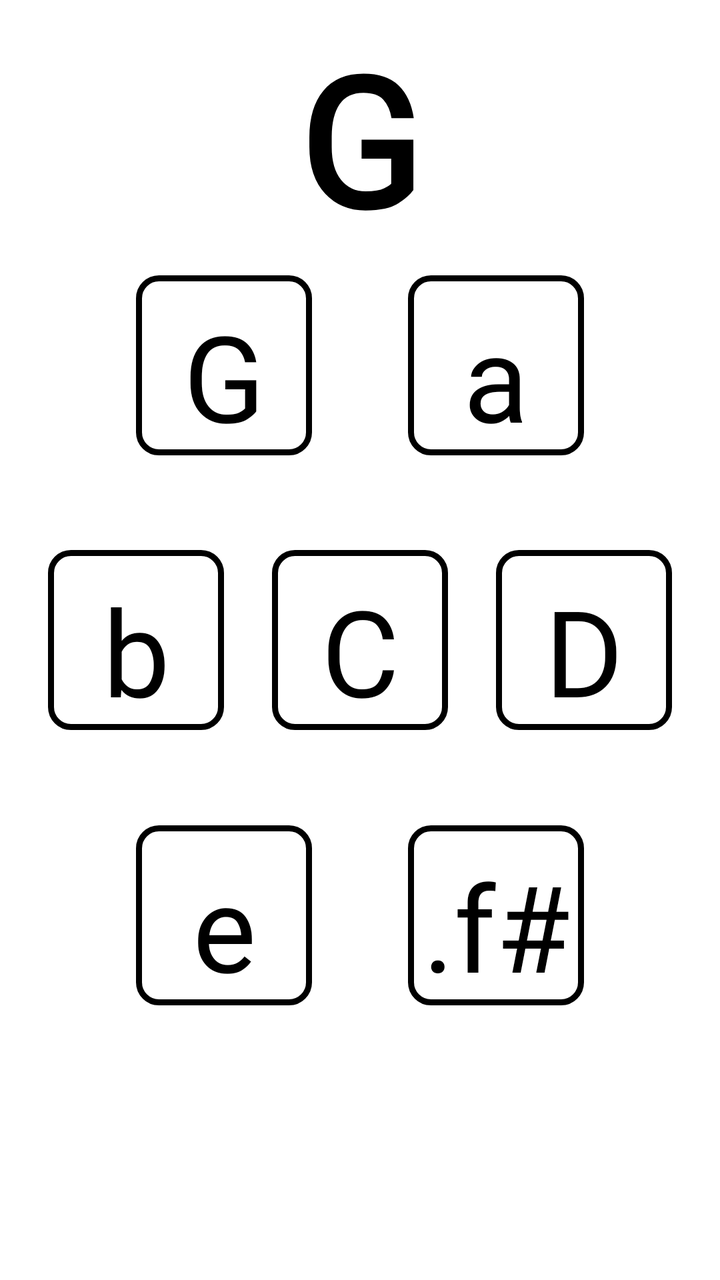
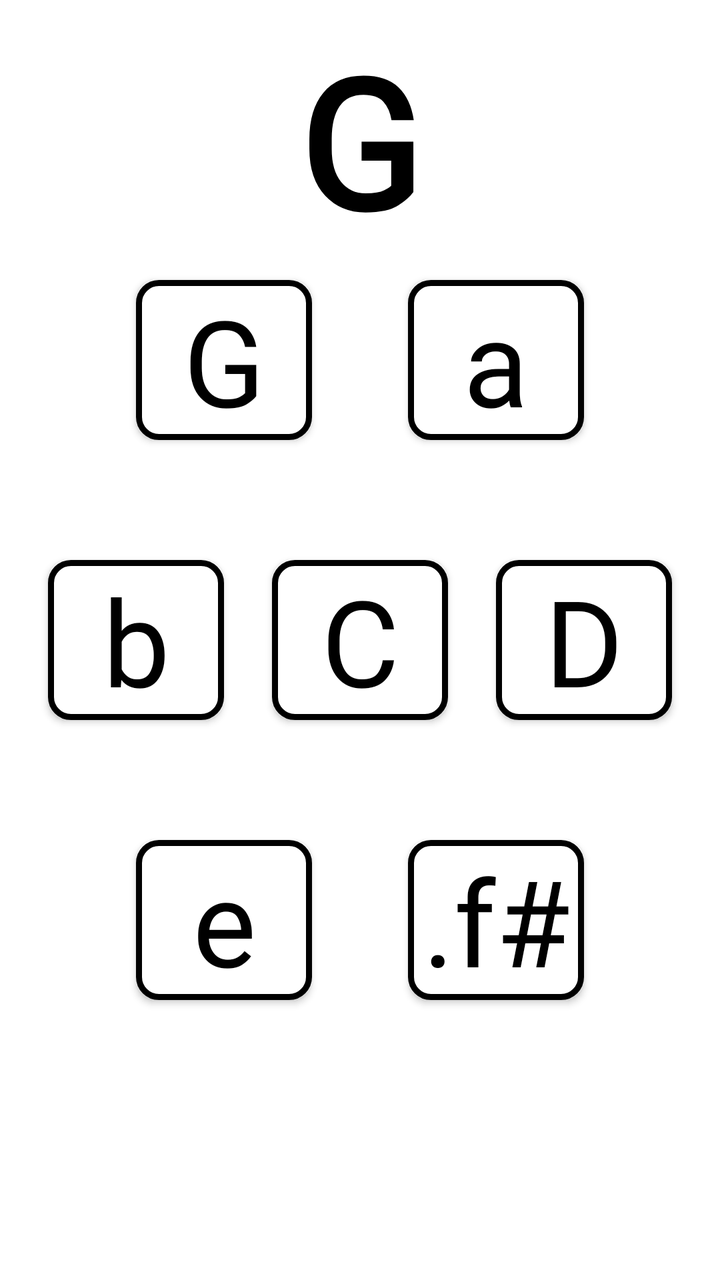

Two renders of the same Android screen: before a commit and after it. Below are the layout's source before the change and the commit's diff.
<!-- AndroidManifest.xml: application theme AppTheme -->
<!-- res/layout/activity_maj_g.xml -->
<?xml version="1.0" encoding="utf-8"?>
<androidx.constraintlayout.widget.ConstraintLayout xmlns:android="http://schemas.android.com/apk/res/android"
    xmlns:app="http://schemas.android.com/apk/res-auto"
    xmlns:tools="http://schemas.android.com/tools"
    android:layout_width="match_parent"
    android:layout_height="match_parent"
    android:background="#ffffff"
    android:orientation="vertical"
    tools:context=".maj_g">


    <TextView
        android:id="@+id/maj_g_label"
        android:layout_width="wrap_content"
        android:layout_height="wrap_content"
        android:fontFamily="@font/intut"
        android:text="@string/M_g"
        android:textColor="#000000"
        android:textSize="90sp"
        android:textStyle="bold"
        app:layout_constraintBottom_toTopOf="@+id/g"
        app:layout_constraintEnd_toEndOf="@+id/a"
        app:layout_constraintStart_toStartOf="@+id/g"
        app:layout_constraintTop_toTopOf="parent"
        tools:ignore="MissingConstraints" />

    <Button
        android:id="@+id/g"
        android:layout_width="wrap_content"
        android:layout_height="wrap_content"
        android:background="@drawable/main_theme"
        android:fontFamily="@font/intut"
        android:text="@string/MG_g"
        android:textAllCaps="false"
        android:textColor="#000000"
        android:textSize="60sp"
        app:layout_constraintBottom_toBottomOf="@+id/b"
        app:layout_constraintEnd_toEndOf="@+id/c"
        app:layout_constraintStart_toStartOf="parent"
        app:layout_constraintTop_toTopOf="parent"
        tools:ignore="MissingConstraints" />

    <Button
        android:id="@+id/a"
        android:layout_width="wrap_content"
        android:layout_height="wrap_content"
        android:background="@drawable/main_theme"
        android:fontFamily="@font/intut"
        android:text="@string/MG_a"
        android:textAllCaps="false"
        android:textColor="#000000"
        android:textSize="60sp"
        app:layout_constraintBottom_toBottomOf="@+id/d"
        app:layout_constraintEnd_toEndOf="parent"
        app:layout_constraintStart_toStartOf="@+id/c"
        app:layout_constraintTop_toTopOf="parent"
        tools:ignore="MissingConstraints" />

    <Button
        android:id="@+id/b"
        android:layout_width="wrap_content"
        android:layout_height="wrap_content"
        android:background="@drawable/main_theme"
        android:fontFamily="@font/intut"
        android:text="@string/MG_b"
        android:textAllCaps="false"
        android:textColor="#000000"
        android:textSize="60sp"
        app:layout_constraintBottom_toBottomOf="parent"
        app:layout_constraintEnd_toStartOf="@+id/c"
        app:layout_constraintStart_toStartOf="parent"
        app:layout_constraintTop_toTopOf="parent"
        tools:ignore="MissingConstraints" />

    <Button
        android:id="@+id/c"
        android:layout_width="wrap_content"
        android:layout_height="wrap_content"
        android:background="@drawable/main_theme"
        android:fontFamily="@font/intut"
        android:text="@string/MG_c"
        android:textAllCaps="false"
        android:textColor="#000000"
        android:textSize="60sp"
        app:layout_constraintBottom_toBottomOf="parent"
        app:layout_constraintEnd_toEndOf="parent"
        app:layout_constraintStart_toStartOf="parent"
        app:layout_constraintTop_toTopOf="parent"
        tools:ignore="MissingConstraints" />

    <Button
        android:id="@+id/d"
        android:layout_width="wrap_content"
        android:layout_height="wrap_content"
        android:background="@drawable/main_theme"
        android:fontFamily="@font/intut"
        android:text="@string/MG_d"
        android:textAllCaps="false"
        android:textColor="#000000"
        android:textSize="60sp"
        app:layout_constraintBottom_toBottomOf="parent"
        app:layout_constraintEnd_toEndOf="parent"
        app:layout_constraintStart_toEndOf="@+id/c"
        app:layout_constraintTop_toTopOf="parent"
        tools:ignore="MissingConstraints" />

    <Button
        android:id="@+id/e"
        android:layout_width="wrap_content"
        android:layout_height="wrap_content"
        android:background="@drawable/main_theme"
        android:fontFamily="@font/intut"
        android:text="@string/MG_e"
        android:textAllCaps="false"
        android:textColor="#000000"
        android:textSize="60sp"
        app:layout_constraintBottom_toBottomOf="parent"
        app:layout_constraintEnd_toEndOf="@+id/c"
        app:layout_constraintStart_toStartOf="parent"
        app:layout_constraintTop_toTopOf="@+id/c"
        tools:ignore="MissingConstraints" />

    <Button
        android:id="@+id/fs"
        android:layout_width="wrap_content"
        android:layout_height="wrap_content"
        android:background="@drawable/main_theme"
        android:fontFamily="@font/intut"
        android:text="@string/MG_fFs"
        android:textAllCaps="false"
        android:textColor="#000000"
        android:textSize="60sp"
        app:layout_constraintBottom_toBottomOf="parent"
        app:layout_constraintEnd_toEndOf="parent"
        app:layout_constraintStart_toStartOf="@+id/c"
        app:layout_constraintTop_toTopOf="@+id/c"
        tools:ignore="MissingConstraints" />


</androidx.constraintlayout.widget.ConstraintLayout>
<!-- resources referenced by this layout -->
<resources>
  <!-- drawable main_theme (drawable) -->
  <?xml version="1.0" encoding="utf-8"?>
  <shape xmlns:android="http://schemas.android.com/apk/res/android" android:shape="rectangle" >
      <corners
          android:radius="10dp"
          />
  
      <stroke
          android:width="3dp"
          android:color="#000000"
          />
      <padding
          android:left="0dp"
          android:top="10dp"
          android:right="0dp"
          android:bottom="0dp"
          />
  </shape>
  <string name="MG_a">a</string>
  <string name="MG_b">b</string>
  <string name="MG_c">C</string>
  <string name="MG_d">D</string>
  <string name="MG_e">e</string>
  <string name="MG_fFs">.f#</string>
  <string name="MG_g">G</string>
  <string name="M_g">G</string>
  <style name="AppTheme" parent="Theme.AppCompat.NoActionBar">
          
          <item name="colorPrimary">#000000</item>
          <item name="colorPrimaryDark">#000000</item>
          <item name="colorAccent">#000000</item>
      </style>
</resources>

<!-- the commit's change to res/layout/activity_maj_g.xml (unified diff, before → after) -->
@@ -28,7 +28,7 @@
         android:id="@+id/g"
         android:layout_width="wrap_content"
         android:layout_height="wrap_content"
-        android:background="@drawable/main_theme"
+        android:background="@drawable/btn_unified_selector"
         android:fontFamily="@font/intut"
         android:text="@string/MG_g"
         android:textAllCaps="false"
@@ -44,7 +44,7 @@
         android:id="@+id/a"
         android:layout_width="wrap_content"
         android:layout_height="wrap_content"
-        android:background="@drawable/main_theme"
+        android:background="@drawable/btn_unified_selector"
         android:fontFamily="@font/intut"
         android:text="@string/MG_a"
         android:textAllCaps="false"
@@ -60,7 +60,7 @@
         android:id="@+id/b"
         android:layout_width="wrap_content"
         android:layout_height="wrap_content"
-        android:background="@drawable/main_theme"
+        android:background="@drawable/btn_unified_selector"
         android:fontFamily="@font/intut"
         android:text="@string/MG_b"
         android:textAllCaps="false"
@@ -76,7 +76,7 @@
         android:id="@+id/c"
         android:layout_width="wrap_content"
         android:layout_height="wrap_content"
-        android:background="@drawable/main_theme"
+        android:background="@drawable/btn_unified_selector"
         android:fontFamily="@font/intut"
         android:text="@string/MG_c"
         android:textAllCaps="false"
@@ -92,7 +92,7 @@
         android:id="@+id/d"
         android:layout_width="wrap_content"
         android:layout_height="wrap_content"
-        android:background="@drawable/main_theme"
+        android:background="@drawable/btn_unified_selector"
         android:fontFamily="@font/intut"
         android:text="@string/MG_d"
         android:textAllCaps="false"
@@ -108,7 +108,7 @@
         android:id="@+id/e"
         android:layout_width="wrap_content"
         android:layout_height="wrap_content"
-        android:background="@drawable/main_theme"
+        android:background="@drawable/btn_unified_selector"
         android:fontFamily="@font/intut"
         android:text="@string/MG_e"
         android:textAllCaps="false"
@@ -124,7 +124,7 @@
         android:id="@+id/fs"
         android:layout_width="wrap_content"
         android:layout_height="wrap_content"
-        android:background="@drawable/main_theme"
+        android:background="@drawable/btn_unified_selector"
         android:fontFamily="@font/intut"
         android:text="@string/MG_fFs"
         android:textAllCaps="false"
<!-- resource entries referenced after the edit -->
@@ -1,23 +1,35 @@
 <!-- resources referenced by this layout -->
 <resources>
-  <!-- drawable main_theme (drawable) -->
+  <!-- drawable btn_unified_selector (drawable) -->
   <?xml version="1.0" encoding="utf-8"?>
-  <shape xmlns:android="http://schemas.android.com/apk/res/android" android:shape="rectangle" >
-      <corners
-          android:radius="10dp"
-          />
-  
-      <stroke
-          android:width="3dp"
-          android:color="#000000"
-          />
-      <padding
-          android:left="0dp"
-          android:top="10dp"
-          android:right="0dp"
-          android:bottom="0dp"
-          />
-  </shape>
+  <selector xmlns:android="http://schemas.android.com/apk/res/android">
+      
+      <item android:state_pressed="true">
+          <layer-list>
+              <item>
+                  <shape android:shape="rectangle">
+                      <solid android:color="#FFFFFF" />
+                      <stroke android:width="3dp" android:color="#000000" />
+                      <corners android:radius="10dp" />
+                  </shape>
+              </item>
+              <item>
+                  <shape android:shape="rectangle">
+                      <solid android:color="#80000000" /> 
+                      <corners android:radius="10dp" />
+                  </shape>
+              </item>
+          </layer-list>
+      </item>
+      
+      <item>
+          <shape android:shape="rectangle">
+              <solid android:color="#FFFFFF" />
+              <stroke android:width="3dp" android:color="#000000" />
+              <corners android:radius="10dp" />
+          </shape>
+      </item>
+  </selector>
   <string name="MG_a">a</string>
   <string name="MG_b">b</string>
   <string name="MG_c">C</string>
